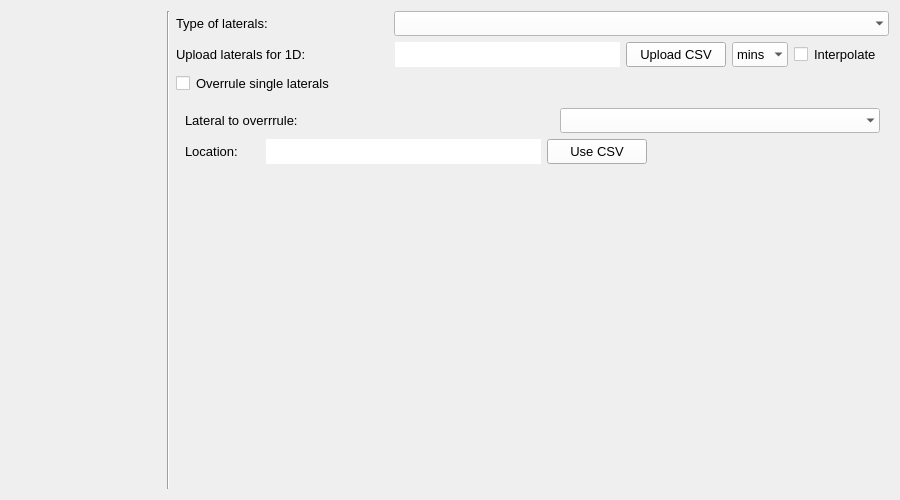
First picture: the form in threedi_models_and_simulations/ui/simulation_wizard/page_laterals.ui, repository nens/threedi-api-qgis-client, before the edit.
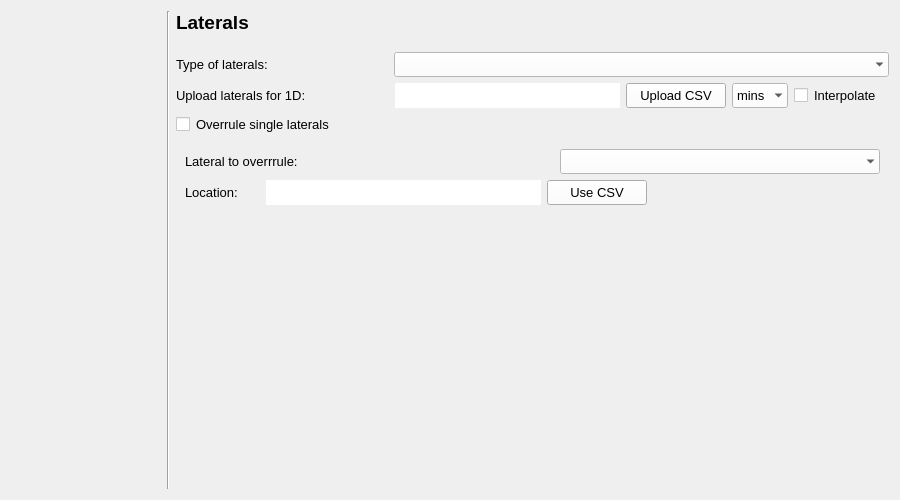
Second picture: the form after the edit.

```diff
--- a/threedi_models_and_simulations/ui/simulation_wizard/page_laterals.ui
+++ b/threedi_models_and_simulations/ui/simulation_wizard/page_laterals.ui
@@ -749,7 +749,36 @@
      </item>
     </layout>
    </item>
-   <item row="3" column="0" rowspan="6">
+   <item row="0" column="2">
+    <widget class="QLabel" name="label_3">
+     <property name="font">
+      <font>
+       <family>Segoe UI</family>
+       <pointsize>14</pointsize>
+       <weight>75</weight>
+       <bold>true</bold>
+       <underline>false</underline>
+      </font>
+     </property>
+     <property name="text">
+      <string>Laterals</string>
+     </property>
+    </widget>
+   </item>
+   <item row="0" column="1" rowspan="9">
+    <widget class="Line" name="line">
+     <property name="sizePolicy">
+      <sizepolicy hsizetype="Fixed" vsizetype="Expanding">
+       <horstretch>0</horstretch>
+       <verstretch>0</verstretch>
+      </sizepolicy>
+     </property>
+     <property name="orientation">
+      <enum>Qt::Vertical</enum>
+     </property>
+    </widget>
+   </item>
+   <item row="0" column="0" rowspan="9">
     <widget class="QWidget" name="wizard_steps_widget" native="true">
      <property name="sizePolicy">
       <sizepolicy hsizetype="Preferred" vsizetype="Expanding">
```
Left out of the diff: 13 changed lines with no effect on the pictures.
